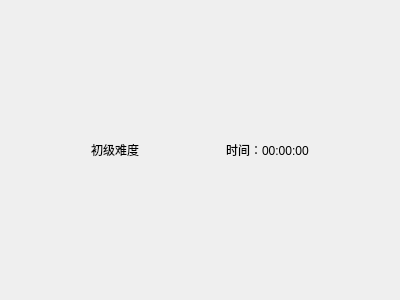
Before: the Qt Designer form MineSweeper/game.ui in Zyf-de-github/python_learning, drawn with Qt 5.
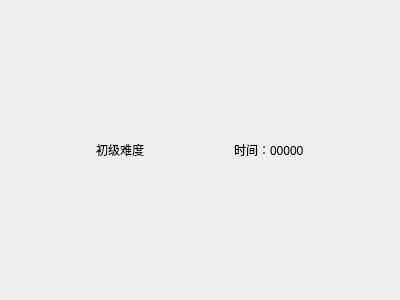
After: the same form once the commit is applied.

Patch:
```diff
--- a/MineSweeper/game.ui
+++ b/MineSweeper/game.ui
@@ -52,7 +52,7 @@
      <item>
       <widget class="QLabel" name="label_2">
        <property name="text">
-        <string>时间：00:00:00</string>
+        <string>时间：00000</string>
        </property>
       </widget>
      </item>
```
